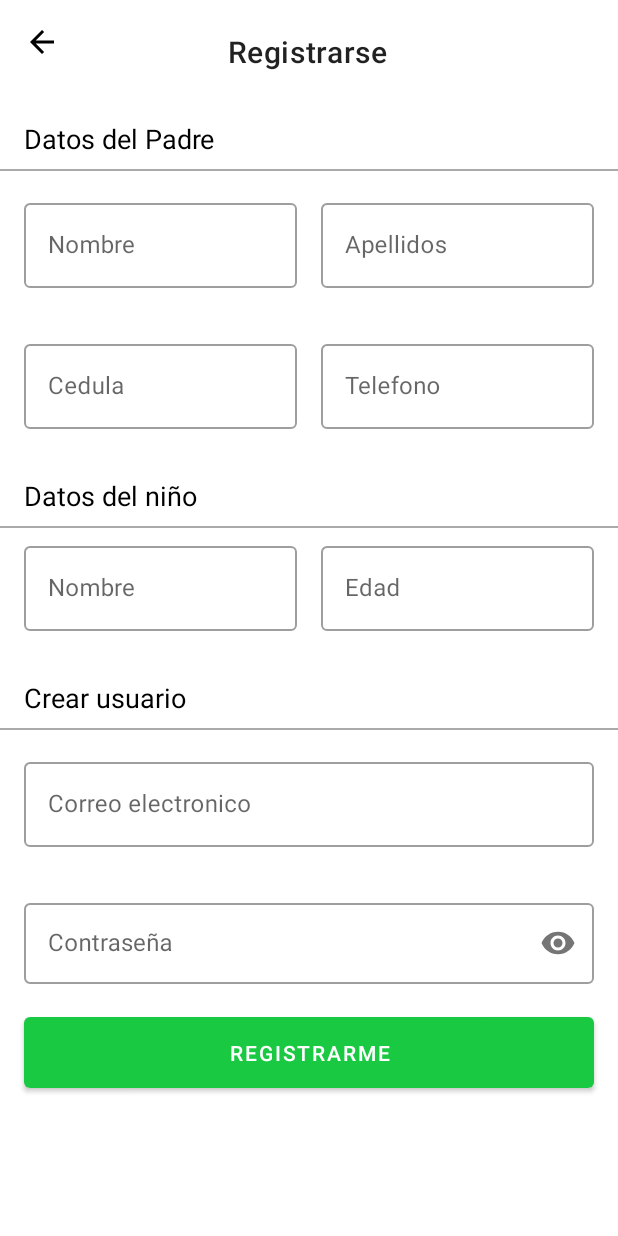
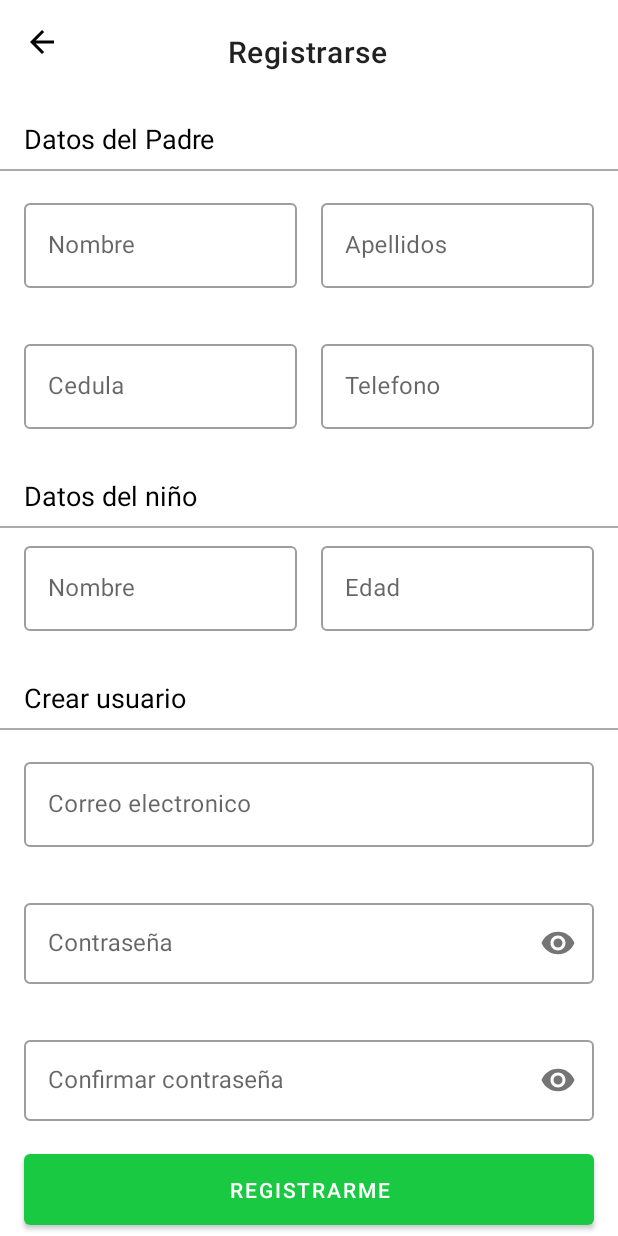
Before and after one commit to edyos77/kids_evolution, an Android app: the SignUpFragment screen opened through its navigation route, on a phone screen of 412 x 824 dp. Run offline under Robolectric (Android 15) with nearby library versions, the phone set to English and light mode, and no system bars; our stand-ins replace Dagger/Hilt's generated code, Firebase (no records; nobody signed in at launch, a user with empty details on screens opened directly).

Commit message:
Se ajusta navegacion de pantallas, se ajusta registro de datos

```diff
--- a/app/src/main/java/com/pargar/kidsevolution/model/domain/repository/AuthRepository.kt
+++ b/app/src/main/java/com/pargar/kidsevolution/model/domain/repository/AuthRepository.kt
@@ -6,7 +6,4 @@ interface AuthRepository {
 
     suspend fun signUp(email: String, password: String, nomPadre: String, nomHijo: String, apellidos: String, cedula: String, telefono: String, edad: String): Boolean
 
-
-
-
 }
--- a/app/src/main/java/com/pargar/kidsevolution/view/LoginFragment.kt
+++ b/app/src/main/java/com/pargar/kidsevolution/view/LoginFragment.kt
@@ -21,7 +21,8 @@ class LoginFragment : Fragment() {
     private val binding get() = _binding!!
     private val viewModel: LoginViewModel by viewModels()
 
-    //acceder a las vistas y recursos definidos en el diseño del fragmento y para interactuar con ellos en el código del fragmento.
+    // acceder a las vistas y recursos definidos en el diseño del fragmento y
+    // para interactuar con ellos en el código del fragmento.
     override fun onCreateView(
         inflater: LayoutInflater, container: ViewGroup?,
         savedInstanceState: Bundle?
@@ -42,7 +43,8 @@ class LoginFragment : Fragment() {
             when(state) {
                 is Resource.Success -> {
                     handleLoading(isLoading = false)
-                    findNavController().navigate(R.id.action_loginFragment_to_homeFragment)
+                    //findNavController().navigate(R.id.action_loginFragment_to_homeFragment)
+                    findNavController().navigate(R.id.action_loginFragment_to_paginaInicio)
                 }
                 is Resource.Error -> {
                     handleLoading(isLoading = false)
--- a/app/src/main/java/com/pargar/kidsevolution/view/SignUpFragment.kt
+++ b/app/src/main/java/com/pargar/kidsevolution/view/SignUpFragment.kt
@@ -76,6 +76,7 @@ class SignUpFragment : Fragment() {
     private fun handleSignUp() {
         val email = binding.etEmail.text.toString()
         val password = binding.etPassword.text.toString()
+        val password2 = binding.etConfirmPassword.text.toString()
         val nomPadre = binding.txtnombre.text.toString()
         val nomHijo = binding.txtnombreNiO.text.toString()
         val apellidos = binding.txtapellido.text.toString()
@@ -83,7 +84,7 @@ class SignUpFragment : Fragment() {
         val telefono = binding.txttelefono.text.toString()
         val edad = binding.txtEdad.text.toString()
 
-        viewModel.signUp(email, password, nomPadre, nomHijo, apellidos, cedula, telefono,edad)
+        viewModel.signUp(email, password,password2, nomPadre, nomHijo, apellidos, cedula, telefono,edad)
     }
 
     private fun handleLoading(isLoading: Boolean) {
--- a/app/src/main/java/com/pargar/kidsevolution/viewModel/SignUpViewModel.kt
+++ b/app/src/main/java/com/pargar/kidsevolution/viewModel/SignUpViewModel.kt
@@ -21,9 +21,9 @@ class SignUpViewModel @Inject constructor(
     val signUpState: LiveData<Resource<Boolean>>
         get() = _signUpState
 
-    fun signUp(email: String, password: String, nomPadre: String, nomHijo: String, apellidos: String, cedula: String, telefono: String,edad: String) {
+    fun signUp(email: String, password: String, password2: String, nomPadre: String, nomHijo: String, apellidos: String, cedula: String, telefono: String,edad: String) {
         viewModelScope.launch {
-            signUpUseCase(email, password, nomPadre, nomHijo, apellidos, cedula, telefono,edad).onEach { state ->
+            signUpUseCase(email, password, password2, nomPadre, nomHijo, apellidos, cedula, telefono,edad).onEach { state ->
                 _signUpState.value = state
             }.launchIn(viewModelScope)
         }
--- a/app/src/main/res/layout/fragment_sign_up.xml
+++ b/app/src/main/res/layout/fragment_sign_up.xml
@@ -284,6 +284,55 @@
             </com.google.android.material.textfield.TextInputLayout>
         </LinearLayout>
 
+        <LinearLayout
+            android:id="@+id/parentDataLayout6"
+            android:layout_width="0dp"
+            android:layout_height="wrap_content"
+            android:orientation="horizontal"
+            android:padding="16dp"
+            app:layout_constraintEnd_toEndOf="parent"
+            app:layout_constraintStart_toStartOf="parent"
+            app:layout_constraintTop_toBottomOf="@id/parentDataLayout5"
+            tools:ignore="MissingConstraints">
+
+            <com.google.android.material.textfield.TextInputLayout
+                android:id="@+id/tilConfirmPassword"
+                style="@style/Widget.MaterialComponents.TextInputLayout.OutlinedBox"
+                android:layout_width="match_parent"
+                android:layout_height="wrap_content"
+                android:hint="Confirmar contraseña"
+                app:passwordToggleEnabled="true">
+
+                <com.google.android.material.textfield.TextInputEditText
+                    android:id="@+id/etConfirmPassword"
+                    android:layout_width="match_parent"
+                    android:layout_height="54dp"
+                    android:inputType="textPassword" />
+            </com.google.android.material.textfield.TextInputLayout>
+        </LinearLayout>
+
+        <Button
+            android:id="@+id/bSignUp"
+            android:layout_width="0dp"
+            android:layout_height="wrap_content"
+            android:layout_marginHorizontal="16dp"
+            android:paddingVertical="14dp"
+            android:text="@string/login__signup_button"
+            app:layout_constraintTop_toBottomOf="@+id/parentDataLayout6"
+            app:layout_constraintEnd_toEndOf="parent"
+            app:layout_constraintStart_toStartOf="parent" />
+
+        <ProgressBar
+            android:id="@+id/pbSignUp"
+            android:layout_width="wrap_content"
+            android:layout_height="wrap_content"
+            android:layout_margin="2dp"
+            android:visibility="gone"
+            app:layout_constraintBottom_toBottomOf="@id/bSignUp"
+            app:layout_constraintEnd_toEndOf="@id/bSignUp"
+            app:layout_constraintStart_toStartOf="@id/bSignUp"
+            app:layout_constraintTop_toTopOf="@id/bSignUp" />
+        <!--
         <Button
             android:id="@+id/bSignUp"
             android:layout_width="0dp"
@@ -305,6 +354,7 @@
             app:layout_constraintEnd_toEndOf="@id/bSignUp"
             app:layout_constraintStart_toStartOf="@id/bSignUp"
             app:layout_constraintTop_toTopOf="@id/bSignUp" />
+            -->
 
     </androidx.constraintlayout.widget.ConstraintLayout>
 </ScrollView>
--- a/app/src/main/res/navigation/main_nav_graph.xml
+++ b/app/src/main/res/navigation/main_nav_graph.xml
@@ -43,6 +43,9 @@
         <action
             android:id="@+id/action_homeFragment_to_juegoObjectsFragment"
             app:destination="@id/juegoObjects" />
+        <action
+            android:id="@+id/action_homeFragment_to_paginaInicio2"
+            app:destination="@id/paginaInicio" />
     </fragment>
     <fragment
         android:id="@+id/passwordRecoveryFragment"
@@ -68,5 +71,15 @@
         android:id="@+id/paginaInicio"
         android:name="com.pargar.kidsevolution.view.PaginaInicio"
         android:label="fragment_pagina_inicio"
-        tools:layout="@layout/fragment_pagina_inicio" />
+        tools:layout="@layout/fragment_pagina_inicio" >
+        <action
+            android:id="@+id/action_paginaInicio_to_homeFragment2"
+            app:destination="@id/homeFragment" />
+        <action
+            android:id="@+id/action_paginaInicio_to_homeFragment3"
+            app:destination="@id/homeFragment" />
+        <action
+            android:id="@+id/action_paginaInicio_to_loginFragment"
+            app:destination="@id/loginFragment" />
+    </fragment>
 </navigation>
--- a/app/src/main/res/values/strings.xml
+++ b/app/src/main/res/values/strings.xml
@@ -22,4 +22,8 @@
     <string name="menu_slideshow">Slideshow</string>
     <string name="title_activity_main2">MainActivity2</string>
     <string name="augmented_reality">Augmented Reality</string>
+    <string name="back_button_description">Back</string>
+    <string name="title_activity_vocabulary">vocabulary</string>
+    <string name="back_button">Ir atrás</string>
+
 </resources>
```
Also changed, not shown: app/src/main/AndroidManifest.xml (+5 -2 lines), app/src/main/java/com/pargar/kidsevolution/model/domain/usecase/FirebaseSignUpUseCase.kt (+9 -5 lines), app/src/main/java/com/pargar/kidsevolution/model/remote/FirebaseAuthRepositoryImpl.kt (+33 -3 lines), app/src/main/java/com/pargar/kidsevolution/view/HomeFragment.kt (+8 -3 lines), app/src/main/java/com/pargar/kidsevolution/view/PaginaInicio.kt (+8 -1 lines), app/src/main/res/layout/fragment_home.xml (+17 -0 lines), app/src/main/res/layout/fragment_pagina_inicio.xml (+15 -0 lines).
